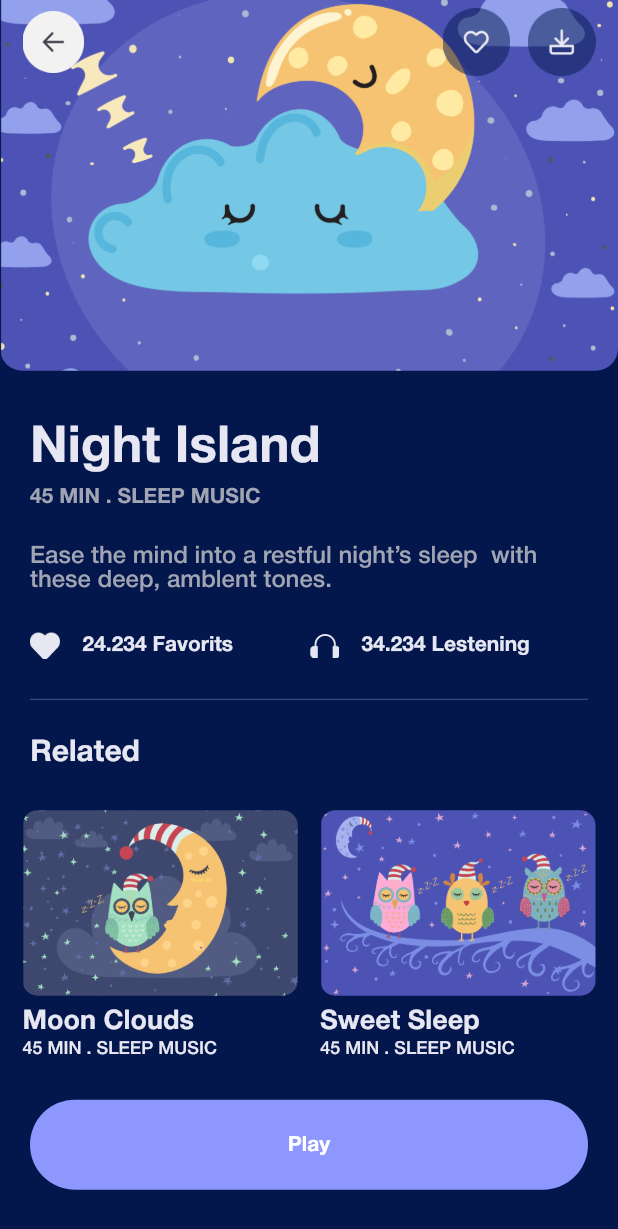
After one commit to codeforany/beautiful_meditation_flutter, a Flutter app: the SleepStoriesDetailScreen screen opened directly, on a phone screen of 412 x 824 dp. The commit adds this screen. Shown: the top 1229 px of the screen. Run offline on Flutter 3.47's test engine with Material 3 defaults, Android fonts, the phone set to English and light mode, and no system bars.

Commit message:
design done

```diff
--- a/lib/screen/sleep/sleep_screen.dart
+++ b/lib/screen/sleep/sleep_screen.dart
@@ -1,5 +1,6 @@
 import 'package:flutter/material.dart';
 import 'package:meditation/common/color_extension.dart';
+import 'package:meditation/screen/sleep/sleep_stories_detail_screen.dart';
 
 class SleepScreen extends StatefulWidget {
   const SleepScreen({super.key});
@@ -119,9 +120,7 @@ class _SleepScreenState extends State<SleepScreen> {
                             return GestureDetector(
                               onTap: () {
                                 selectIndex = index;
-                                setState(() {
-
-                                });
+                                setState(() {});
                               },
                               child: Column(children: [
                                 Container(
@@ -187,8 +186,9 @@ class _SleepScreenState extends State<SleepScreen> {
                                     crossAxisAlignment:
                                         CrossAxisAlignment.center,
                                     children: [
-
-                                     const SizedBox(height: 60,),
+                                      const SizedBox(
+                                        height: 60,
+                                      ),
                                       const Text(
                                         "The Ocean Moon",
                                         style: TextStyle(
@@ -211,7 +211,6 @@ class _SleepScreenState extends State<SleepScreen> {
                                       const SizedBox(
                                         height: 25,
                                       ),
-
                                       InkWell(
                                         onTap: () {},
                                         child: Container(
@@ -234,7 +233,6 @@ class _SleepScreenState extends State<SleepScreen> {
                                     ],
                                   ),
                                 ),
-
                               ],
                             ),
                           )
@@ -256,7 +254,11 @@ class _SleepScreenState extends State<SleepScreen> {
                   childAspectRatio: 1.08),
               itemBuilder: (context, index) {
                 var cObj = listArr[index];
-                return Column(
+                return GestureDetector(
+                  onTap: () {
+                    context.push(const SleepStoriesDetailScreen());
+                  },
+                  child: Column(
                     crossAxisAlignment: CrossAxisAlignment.start,
                     children: [
                       ClipRRect(
@@ -291,6 +293,7 @@ class _SleepScreenState extends State<SleepScreen> {
                         ),
                       ),
                     ],
+                  ),
                 );
               },
               itemCount: listArr.length,
--- /dev/null
+++ b/lib/screen/sleep/sleep_stories_detail_screen.dart
@@ -0,0 +1,259 @@
+import 'package:flutter/material.dart';
+import 'package:meditation/common/color_extension.dart';
+import 'package:meditation/common_widget/round_button.dart';
+
+class SleepStoriesDetailScreen extends StatefulWidget {
+  const SleepStoriesDetailScreen({super.key});
+
+  @override
+  State<SleepStoriesDetailScreen> createState() =>
+      _SleepStoriesDetailScreenState();
+}
+
+class _SleepStoriesDetailScreenState extends State<SleepStoriesDetailScreen> {
+  List listArr = [
+    {
+      "image": "assets/img/mu3.png",
+      "title": "Moon Clouds",
+      "subtitle": "45 MIN . SLEEP MUSIC",
+    },
+    {
+      "image": "assets/img/mu2.png",
+      "title": "Sweet Sleep",
+      "subtitle": "45 MIN . SLEEP MUSIC",
+    }
+  ];
+
+  @override
+  Widget build(BuildContext context) {
+    return Scaffold(
+      backgroundColor: TColor.sleep,
+      body: NestedScrollView(
+        headerSliverBuilder: (context, innerBoxIsScrolled) {
+          return [
+            SliverAppBar(
+              pinned: true,
+              backgroundColor: TColor.sleep,
+              leading: Padding(
+                padding: const EdgeInsets.only(left: 15),
+                child: InkWell(
+                  onTap: () {
+                    context.pop();
+                  },
+                  child: Image.asset(
+                    "assets/img/back_white.png",
+                    width: 55,
+                    height: 55,
+                  ),
+                ),
+              ),
+              actions: [
+                InkWell(
+                  onTap: () {},
+                  child: Image.asset(
+                    "assets/img/fav_button.png",
+                    width: 45,
+                    height: 45,
+                  ),
+                ),
+                const SizedBox(
+                  width: 12,
+                ),
+                Padding(
+                  padding: const EdgeInsets.only(right: 15),
+                  child: InkWell(
+                    onTap: () {},
+                    child: Image.asset(
+                      "assets/img/download_button.png",
+                      width: 45,
+                      height: 45,
+                    ),
+                  ),
+                ),
+              ],
+              flexibleSpace: FlexibleSpaceBar(
+                  background: ClipRRect(
+                borderRadius: const BorderRadius.only(
+                    bottomLeft: Radius.circular(15),
+                    bottomRight: Radius.circular(15)),
+                child: Image.asset(
+                  "assets/img/sleep_detail_top.png",
+                  width: context.width,
+                  fit: BoxFit.cover,
+                ),
+              )),
+              expandedHeight: context.width * 0.6,
+            )
+          ];
+        },
+        body: SingleChildScrollView(
+          child: Column(
+            crossAxisAlignment: CrossAxisAlignment.start,
+            children: [
+              Padding(
+                padding:
+                    const EdgeInsets.symmetric(horizontal: 20, vertical: 20),
+                child: Column(
+                  crossAxisAlignment: CrossAxisAlignment.start,
+                  children: [
+                    const SizedBox(
+                      height: 15,
+                    ),
+                    Text(
+                      "Night Island",
+                      style: TextStyle(
+                          color: TColor.sleepText,
+                          fontSize: 34,
+                          fontWeight: FontWeight.w700),
+                    ),
+                    const SizedBox(
+                      height: 8,
+                    ),
+                    Text(
+                      "45 MIN . SLEEP MUSIC",
+                      style: TextStyle(
+                          color: TColor.secondaryText,
+                          fontSize: 14,
+                          fontWeight: FontWeight.w600),
+                    ),
+                    const SizedBox(
+                      height: 25,
+                    ),
+                    Text(
+                      "Ease the mind into a restful night’s sleep  with these deep, amblent tones.",
+                      style: TextStyle(
+                        color: TColor.secondaryText,
+                        fontSize: 16,
+                      ),
+                    ),
+                    const SizedBox(
+                      height: 25,
+                    ),
+                    Row(
+                      children: [
+                        Image.asset(
+                          "assets/img/fav.png",
+                          width: 20,
+                          height: 20,
+                          color: TColor.sleepText,
+                        ),
+                        const SizedBox(
+                          width: 15,
+                        ),
+                        Expanded(
+                          child: Text(
+                            "24.234 Favorits",
+                            style: TextStyle(
+                                color: TColor.sleepText,
+                                fontSize: 14,
+                                fontWeight: FontWeight.w600),
+                          ),
+                        ),
+                        Image.asset(
+                          "assets/img/headphone.png",
+                          width: 20,
+                          height: 20,
+                          color: TColor.sleepText,
+                        ),
+                        const SizedBox(
+                          width: 15,
+                        ),
+                        Expanded(
+                          child: Text(
+                            "34.234 Lestening",
+                            style: TextStyle(
+                                color: TColor.sleepText,
+                                fontSize: 14,
+                                fontWeight: FontWeight.w600),
+                          ),
+                        ),
+                      ],
+                    ),
+                    const SizedBox(
+                      height: 25,
+                    ),
+                    Divider(
+                      height: 2,
+                      color: TColor.sleepText.withOpacity(0.3),
+                    ),
+                    const SizedBox(
+                      height: 25,
+                    ),
+                    Text(
+                      "Related",
+                      style: TextStyle(
+                          color: TColor.sleepText,
+                          fontSize: 20,
+                          fontWeight: FontWeight.w700),
+                    ),
+                  ],
+                ),
+              ),
+              GridView.builder(
+                physics: const NeverScrollableScrollPhysics(),
+                shrinkWrap: true,
+                padding:
+                    const EdgeInsets.symmetric(vertical: 8, horizontal: 15),
+                gridDelegate: const SliverGridDelegateWithFixedCrossAxisCount(
+                    crossAxisCount: 2,
+                    childAspectRatio: 1.08,
+                    mainAxisSpacing: 15,
+                    crossAxisSpacing: 15),
+                itemBuilder: (context, index) {
+                  var cObj = listArr[index];
+                  return GestureDetector(
+                    onTap: () {},
+                    child: Column(
+                      crossAxisAlignment: CrossAxisAlignment.start,
+                      children: [
+                        ClipRRect(
+                          borderRadius: BorderRadius.circular(10),
+                          child: Image.asset(
+                            cObj["image"],
+                            width: double.maxFinite,
+                            height: context.width * 0.3,
+                            fit: BoxFit.cover,
+                          ),
+                        ),
+                        const SizedBox(
+                          height: 8,
+                        ),
+                        Text(
+                          cObj["title"],
+                          maxLines: 1,
+                          style: TextStyle(
+                              color: TColor.sleepText,
+                              fontSize: 18,
+                              fontWeight: FontWeight.w700),
+                        ),
+                        const SizedBox(
+                          height: 4,
+                        ),
+                        Text(
+                          cObj["subtitle"],
+                          maxLines: 1,
+                          style: TextStyle(
+                            color: TColor.sleepText,
+                            fontSize: 12,
+                          ),
+                        ),
+                      ],
+                    ),
+                  );
+                },
+                itemCount: listArr.length,
+              ),
+              const SizedBox(
+                height: 15,
+              ),
+              RoundButton(title: "Play", onPressed: () {}),
+              const SizedBox(
+                height: 30,
+              ),
+            ],
+          ),
+        ),
+      ),
+    );
+  }
+}
```
Also changed, not shown: assets/img/sleep_detail_top.png (added). Lines whose indentation alone changed are shown as unchanged.
